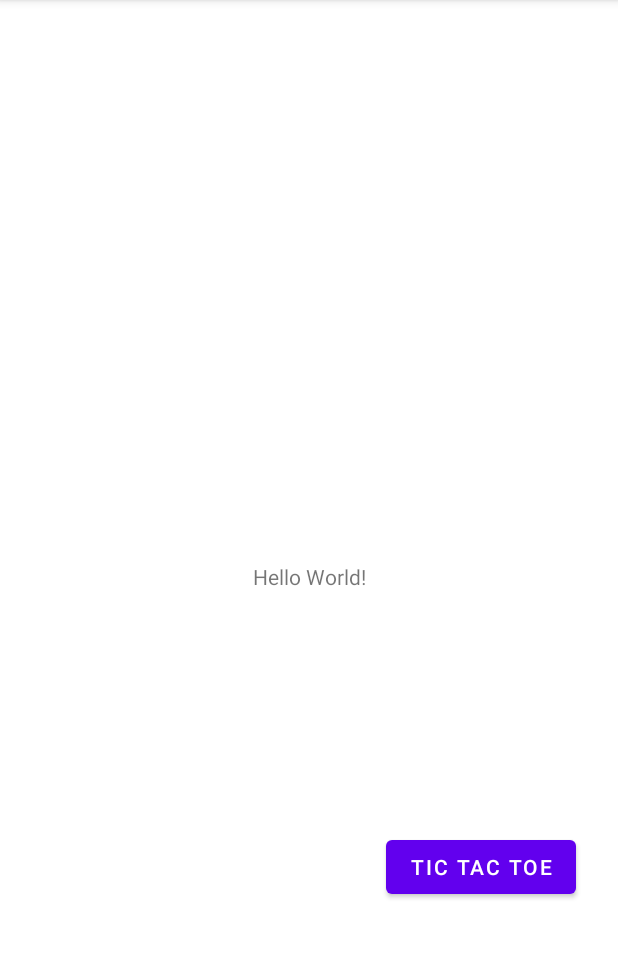
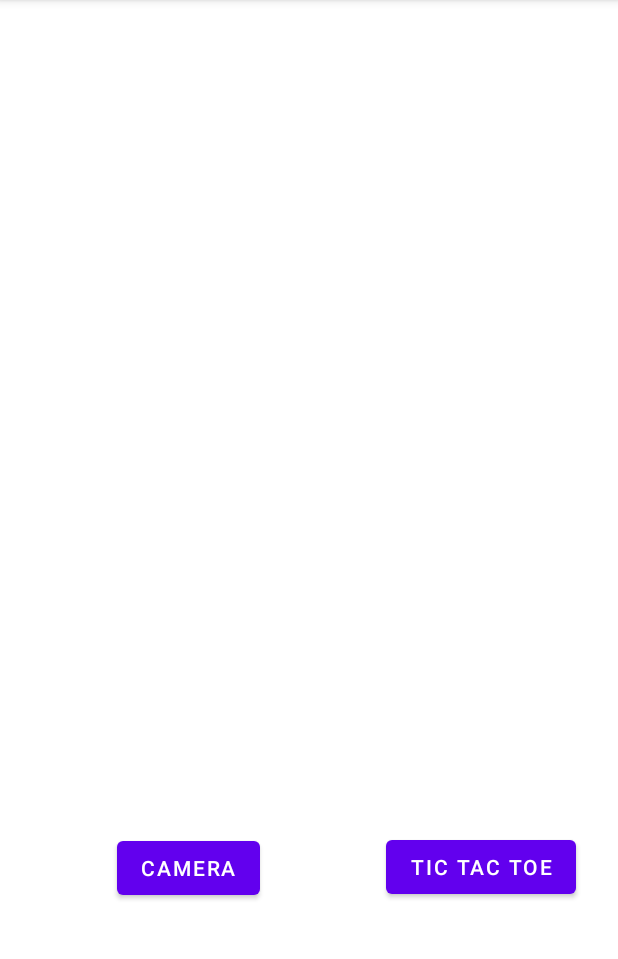
Before and after one commit to Nicolas-Khoury/Android-Final-Project, an Android app: the screen it shows after launch (MainActivity), on a phone screen of 412 x 824 dp, the part 84-1043 px from its top. Run offline under Robolectric (Android 15) with nearby library versions, the phone set to English and light mode, and no system bars.

Commit message:
camera done

```diff
--- a/app/build.gradle
+++ b/app/build.gradle
@@ -39,6 +39,8 @@ dependencies {
     implementation 'androidx.appcompat:appcompat:1.4.0'
     implementation 'com.google.android.material:material:1.4.0'
     implementation 'androidx.constraintlayout:constraintlayout:2.1.2'
+    implementation 'androidx.navigation:navigation-fragment-ktx:2.3.5'
+    implementation 'androidx.navigation:navigation-ui-ktx:2.3.5'
     testImplementation 'junit:junit:4.+'
     androidTestImplementation 'androidx.test.ext:junit:1.1.3'
     androidTestImplementation 'androidx.test.espresso:espresso-core:3.4.0'
--- a/app/src/main/AndroidManifest.xml
+++ b/app/src/main/AndroidManifest.xml
@@ -9,6 +9,12 @@
         android:roundIcon="@mipmap/ic_launcher_round"
         android:supportsRtl="true"
         android:theme="@style/Theme.ProjectFinal">
+        <activity
+            android:name=".Camera"
+            android:exported="true" />
+        <activity
+            android:name=".camera"
+            android:exported="true" />
         <activity
             android:name=".TicTacToe"
             android:exported="true" />
--- a/app/src/main/res/layout/activity_main.xml
+++ b/app/src/main/res/layout/activity_main.xml
@@ -7,17 +7,8 @@
     android:onClick="goTicTacToe"
     tools:context=".MainActivity">
 
-    <TextView
-        android:layout_width="wrap_content"
-        android:layout_height="wrap_content"
-        android:text="Hello World!"
-        app:layout_constraintBottom_toBottomOf="parent"
-        app:layout_constraintLeft_toLeftOf="parent"
-        app:layout_constraintRight_toRightOf="parent"
-        app:layout_constraintTop_toTopOf="parent" />
-
     <Button
-        android:id="@+id/button"
+        android:id="@+id/tictactoeBtn"
         android:layout_width="wrap_content"
         android:layout_height="wrap_content"
         android:layout_marginEnd="28dp"
@@ -27,4 +18,15 @@
         app:layout_constraintBottom_toBottomOf="parent"
         app:layout_constraintEnd_toEndOf="parent" />
 
+    <Button
+        android:id="@+id/cameraBtn"
+        android:layout_width="wrap_content"
+        android:layout_height="wrap_content"
+        android:layout_marginEnd="84dp"
+        android:layout_marginBottom="165dp"
+        android:onClick="goCamera"
+        android:text="Camera"
+        app:layout_constraintBottom_toBottomOf="parent"
+        app:layout_constraintEnd_toStartOf="@+id/tictactoeBtn" />
+
 </androidx.constraintlayout.widget.ConstraintLayout>
--- /dev/null
+++ b/app/src/main/res/navigation/navbar.xml
@@ -0,0 +1,5 @@
+<?xml version="1.0" encoding="utf-8"?>
+<navigation xmlns:android="http://schemas.android.com/apk/res/android"
+    xmlns:app="http://schemas.android.com/apk/res-auto"
+    xmlns:tools="http://schemas.android.com/tools"
+    android:id="@+id/navbar" />
```
Also changed, not shown: app/src/main/java/com/example/projectfinal/Camera.kt (added, +50 -0 lines), app/src/main/java/com/example/projectfinal/MainActivity.kt (+7 -0 lines), app/src/main/res/layout/activity_camera.xml (added, +50 -0 lines).
